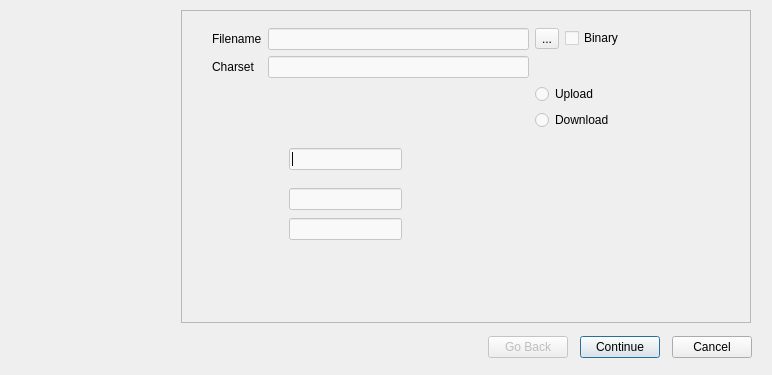
Above: lobwizard/LobWizard.ui from rdOxalis/lobshooter before the change. Below: the same form after it.
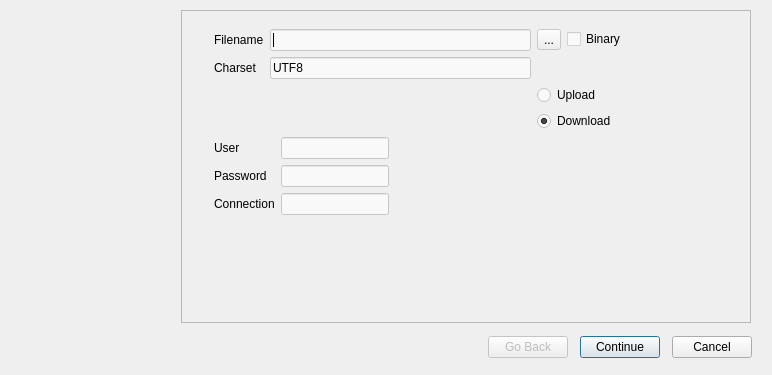
That is the form after the change.

```diff
--- a/lobwizard/LobWizard.ui
+++ b/lobwizard/LobWizard.ui
@@ -17,45 +17,17 @@
    <enum>QWizard::MacStyle</enum>
   </property>
   <widget class="QWizardPage" name="wizardPage1">
-   <widget class="QLineEdit" name="lineEdit">
+   <widget class="QWidget" name="layoutWidget">
     <property name="geometry">
      <rect>
-      <x>100</x>
-      <y>130</y>
-      <width>113</width>
-      <height>22</height>
+      <x>25</x>
+      <y>11</y>
+      <width>450</width>
+      <height>211</height>
      </rect>
     </property>
-   </widget>
-   <widget class="QLineEdit" name="lineEdit_2">
-    <property name="geometry">
-     <rect>
-      <x>100</x>
-      <y>170</y>
-      <width>113</width>
-      <height>22</height>
-     </rect>
-    </property>
-   </widget>
-   <widget class="QLineEdit" name="lineEdit_3">
-    <property name="geometry">
-     <rect>
-      <x>100</x>
-      <y>200</y>
-      <width>113</width>
-      <height>22</height>
-     </rect>
-    </property>
-   </widget>
-   <widget class="QWidget" name="">
-    <property name="geometry">
-     <rect>
-      <x>23</x>
-      <y>10</y>
-      <width>440</width>
-      <height>111</height>
-     </rect>
-    </property>
+    <layout class="QFormLayout" name="formLayout_3">
+     <item row="0" column="0">
     <layout class="QFormLayout" name="formLayout_2">
      <item row="0" column="0">
       <layout class="QFormLayout" name="formLayout">
@@ -97,6 +69,9 @@
              <height>22</height>
             </size>
            </property>
+             <property name="text">
+              <string>UTF8</string>
+             </property>
           </widget>
          </item>
         </layout>
@@ -135,7 +110,63 @@
          <property name="text">
           <string>Download</string>
          </property>
-        </widget>
+           <property name="checked">
+            <bool>true</bool>
+           </property>
+          </widget>
+         </item>
+        </layout>
+       </item>
+      </layout>
+     </item>
+     <item row="1" column="0">
+      <layout class="QGridLayout" name="gridLayout">
+       <item row="0" column="0">
+        <widget class="QLabel" name="label_4">
+         <property name="text">
+          <string>User</string>
+         </property>
+        </widget>
+       </item>
+       <item row="0" column="1">
+        <spacer name="horizontalSpacer">
+         <property name="orientation">
+          <enum>Qt::Horizontal</enum>
+         </property>
+         <property name="sizeHint" stdset="0">
+          <size>
+           <width>28</width>
+           <height>20</height>
+          </size>
+         </property>
+        </spacer>
+       </item>
+       <item row="0" column="2">
+        <widget class="QLineEdit" name="userEdit"/>
+       </item>
+       <item row="1" column="0" colspan="2">
+        <widget class="QLabel" name="label_5">
+         <property name="text">
+          <string>Password</string>
+         </property>
+        </widget>
+       </item>
+       <item row="1" column="2">
+        <widget class="QLineEdit" name="passEdit">
+         <property name="echoMode">
+          <enum>QLineEdit::Password</enum>
+         </property>
+        </widget>
+       </item>
+       <item row="2" column="0" colspan="2">
+        <widget class="QLabel" name="label_6">
+         <property name="text">
+          <string>Connection</string>
+         </property>
+        </widget>
+       </item>
+       <item row="2" column="2">
+        <widget class="QLineEdit" name="connectionEdit"/>
        </item>
       </layout>
      </item>
```
Lines whose indentation alone changed are shown as unchanged.
